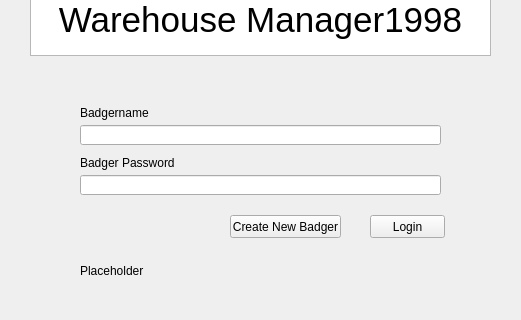
This is WarehouseIO/LoginScreen.ui in mulvaneya7/Bad-Badgers as Qt 5 draws it before an edit; both pictures show x 120 to 641 and y 102 to 422 of the 782 by 549 pixel window. The edited form follows.
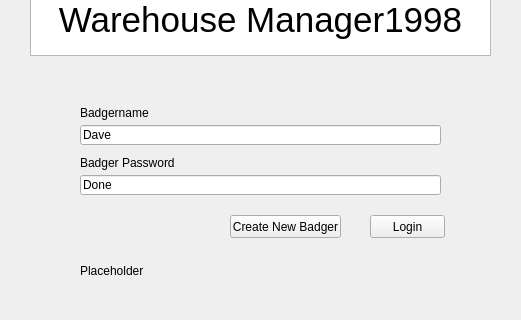
This is the edited form. Icons and pictures are not drawn.

What changed in the file:
```diff
--- a/WarehouseIO/LoginScreen.ui
+++ b/WarehouseIO/LoginScreen.ui
@@ -40,6 +40,9 @@
       <height>20</height>
      </rect>
     </property>
+    <property name="text">
+     <string>Dave</string>
+    </property>
    </widget>
    <widget class="QLabel" name="UserNameLabel">
     <property name="geometry">
@@ -63,6 +66,9 @@
       <height>20</height>
      </rect>
     </property>
+    <property name="text">
+     <string>Done</string>
+    </property>
    </widget>
    <widget class="QLabel" name="PasswordLabel">
     <property name="geometry">
```
Left out of the diff: 10 changed lines with no effect on the pictures.
